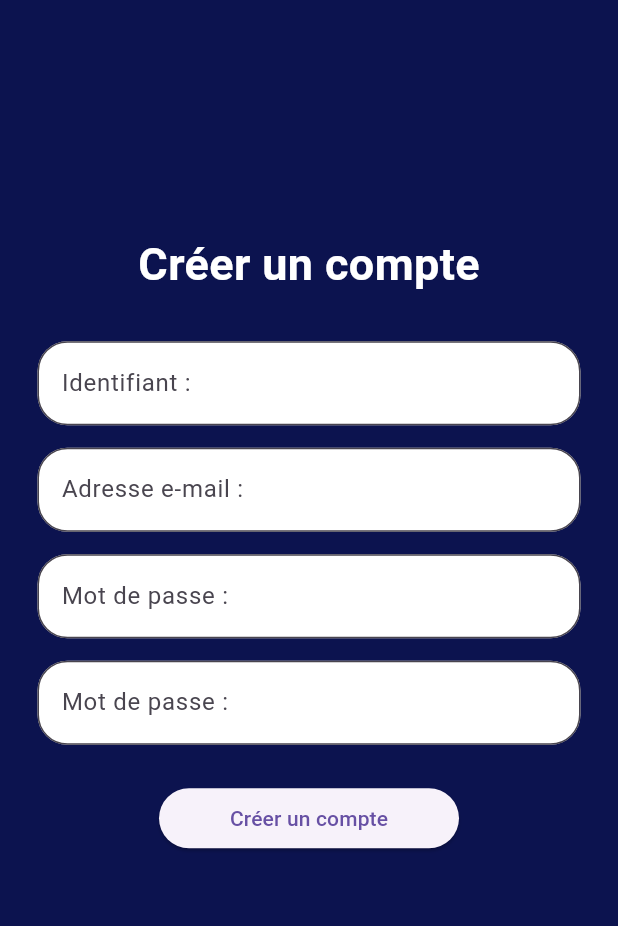
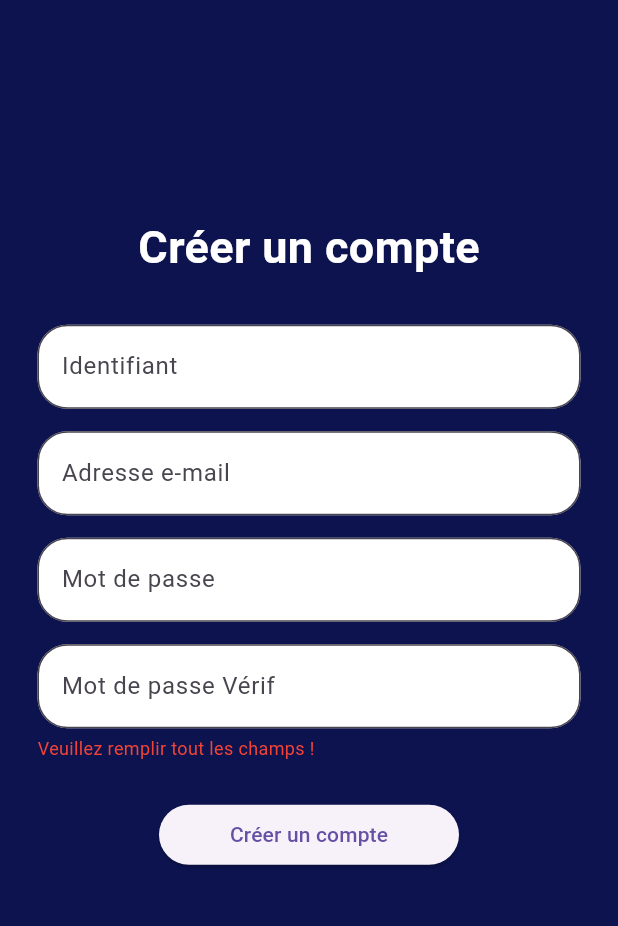
Before and after one commit to BastienGRNT/APP_LB, a Flutter app: the RegisterPage screen opened directly, after a tap on "Créer un compte", on a phone screen of 412 x 824 dp, the part 150-1076 px from its top. Run offline on Flutter 3.47's test engine with Material 3 defaults, Android fonts, the phone set to English and light mode, and no system bars.

Commit message:
Register Controller

```diff
--- a/AppLB_Front/Front_Mobile/Front_Flutter/lib/pages/register/register.dart
+++ b/AppLB_Front/Front_Mobile/Front_Flutter/lib/pages/register/register.dart
@@ -1,4 +1,7 @@
 import 'package:flutter/material.dart';
+import 'package:Front_Flutter/pages/register/register_controllers.dart';
+
+import '../home/home.dart';
 
 class RegisterPage extends StatefulWidget {
   const RegisterPage({super.key});
@@ -12,6 +15,43 @@ class _RegisterPageState extends State<RegisterPage> {
   final TextEditingController _emailController = TextEditingController();
   final TextEditingController _passwordController = TextEditingController();
   final TextEditingController _confirmPasswordController = TextEditingController();
+  String? _erreurMessage;
+
+  void _handleRegister() async{
+    final username = _usernameController.text;
+    final email = _emailController.text;
+    final password = _passwordController.text;
+    final confirmPassword = _confirmPasswordController.text;
+
+    if (username.isEmpty || email.isEmpty || password.isEmpty || confirmPassword.isEmpty){
+      setState(() {
+        _erreurMessage = 'Veuillez remplir tout les champs !';
+      });
+      return;
+    }
+
+    if (password != confirmPassword){
+      setState(() {
+        _erreurMessage = 'Veuillez renseignez deux mot de passe identique !';
+      });
+      return;
+    }
+
+    final message = await RegisterController.register(username, email, password);
+
+    setState(() {
+      _erreurMessage = message;
+    });
+
+    if (message == 'Utilisateur ajouté avec succès !'){
+      if(mounted){
+        Navigator.pushReplacement(
+          context,
+          MaterialPageRoute(builder: (context) => const HomePage()),
+        );
+      }
+    }
+  }
 
   @override
   Widget build(BuildContext context) {
@@ -25,13 +65,13 @@ class _RegisterPageState extends State<RegisterPage> {
           children: [
             _buildTitle(),
             const SizedBox(height: 30),
-            _buildTextField('Identifiant :', controller: _usernameController),
+            _buildTextField('Identifiant', controller: _usernameController),
             const SizedBox(height: 15),
-            _buildTextField('Adresse e-mail :', controller: _emailController),
+            _buildTextField('Adresse e-mail', controller: _emailController),
             const SizedBox(height: 15),
-            _buildTextField('Mot de passe :', controller: _passwordController, obscureText: true),
+            _buildTextField('Mot de passe', controller: _passwordController, obscureText: true),
             const SizedBox(height: 15),
-            _buildTextField('Mot de passe :', controller: _confirmPasswordController, obscureText: true),
+            _buildTextField('Mot de passe Vérif', controller: _confirmPasswordController, obscureText: true),
             const SizedBox(height: 25),
             _buildRegisterButton(),
           ],
@@ -75,7 +115,10 @@ class _RegisterPageState extends State<RegisterPage> {
   Widget _buildTextField(String hintText, {required TextEditingController controller, bool obscureText = false}) {
     return Padding(
       padding: const EdgeInsets.symmetric(horizontal: 25),
-      child: TextField(
+      child: Column(
+        crossAxisAlignment: CrossAxisAlignment.start,
+        children: [
+          TextField(
             controller: controller,
             obscureText: obscureText,
             decoration: InputDecoration(
@@ -87,6 +130,19 @@ class _RegisterPageState extends State<RegisterPage> {
               ),
             ),
           ),
+          if(hintText == 'Mot de passe Vérif' && _erreurMessage != null && _erreurMessage != 'Utilisateur ajouté avec succès !')
+            Padding(
+                padding: const EdgeInsets.only(top: 5),
+              child: Text(
+                _erreurMessage!,
+                style: const TextStyle(
+                  color: Colors.red,
+                  fontSize: 12,
+                ),
+              ),
+            )
+        ],
+      )
     );
   }
 
@@ -95,7 +151,7 @@ class _RegisterPageState extends State<RegisterPage> {
       width: 200,
       child: ElevatedButton(
         onPressed: () {
-          print('Créer un compte cliqué');
+          _handleRegister();
         },
         child: const Text('Créer un compte'),
       ),
```
Also changed, not shown: AppLB_Front/Front_Mobile/Front_Flutter/lib/pages/login/login.dart (+6 -4 lines), AppLB_Front/Front_Mobile/Front_Flutter/lib/pages/register/register_controllers.dart (+35 -0 lines). Lines whose indentation alone changed are shown as unchanged.
